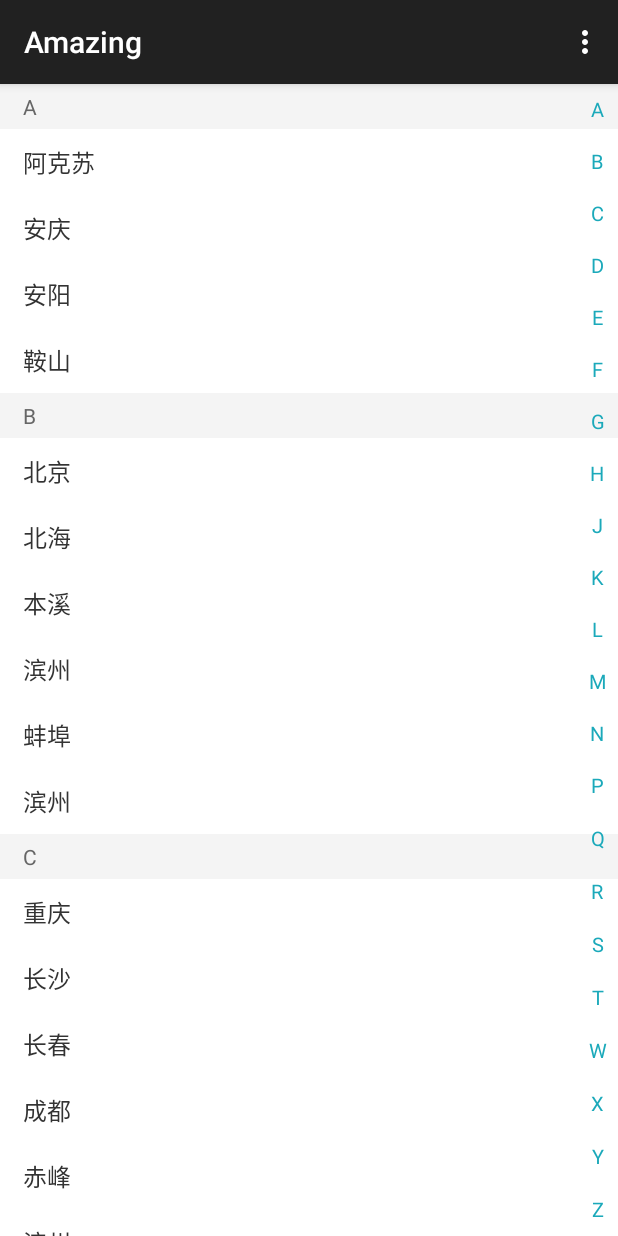
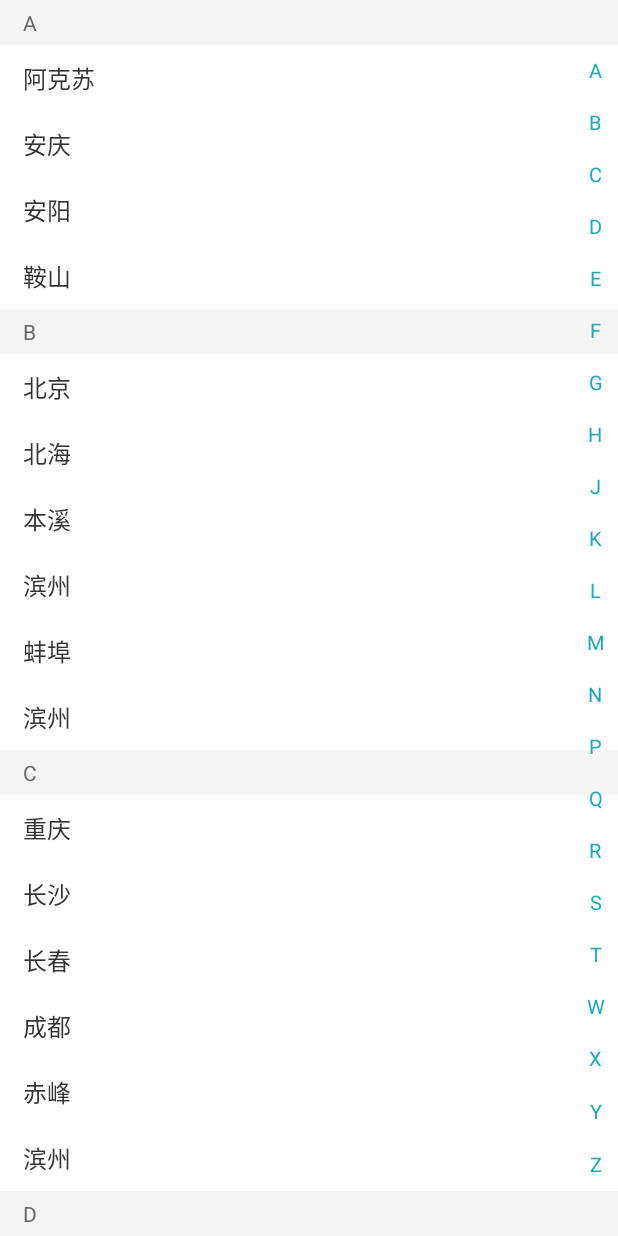
Before and after one commit to lalozhang/Amazing, an Android app: the screen it shows after launch (MainActivity), on a phone screen of 412 x 824 dp. Run offline under Robolectric (Android 15) with nearby library versions, the phone set to English and light mode, and no system bars.

Commit message:
my SideIndex

```diff
--- a/app/src/main/java/com/amazing/MainActivity.java
+++ b/app/src/main/java/com/amazing/MainActivity.java
@@ -1,38 +1,23 @@
 package com.amazing;
 
-import android.graphics.Rect;
-import android.support.v7.app.ActionBarActivity;
+import android.app.Activity;
 import android.os.Bundle;
 import android.util.Pair;
-import android.util.TypedValue;
-import android.view.Gravity;
 import android.view.LayoutInflater;
-import android.view.Menu;
-import android.view.MenuItem;
-import android.view.MotionEvent;
-import android.view.TouchDelegate;
-import android.view.ViewGroup;
 import android.view.ViewTreeObserver;
-import android.widget.LinearLayout;
 import android.widget.RelativeLayout;
-import android.widget.TextView;
-
 import com.amazing.adapters.ItemAdapter;
-import android.widget.LinearLayout.LayoutParams;
 import com.amazing.view.AmazingListView;
-
+import com.amazing.view.SideIndex;
 import java.util.ArrayList;
 import java.util.Arrays;
 import java.util.List;
 
-
-public class MainActivity extends ActionBarActivity {
+public class MainActivity extends Activity {
     private RelativeLayout rlMain;
     private AmazingListView listView;
     private ItemAdapter itemAdapter;
-    private LinearLayout sideIndex;
-    private int sideHeight;
-    private int heightPerItem;
+    private SideIndex sideIndex;
 
     @Override
     protected void onCreate(Bundle savedInstanceState) {
@@ -44,44 +29,14 @@ public class MainActivity extends ActionBarActivity {
         listView.setPinnedHeaderView(LayoutInflater.from(this).inflate(R.layout.item_header,listView,false));
         itemAdapter=new ItemAdapter(this,getCityData());
         listView.setAdapter(itemAdapter);
-        sideIndex= (LinearLayout) findViewById(R.id.sideIndex);
+        sideIndex= (SideIndex) findViewById(R.id.sideIndex);
         rlMain.getViewTreeObserver().addOnGlobalLayoutListener(new ViewTreeObserver.OnGlobalLayoutListener() {
             public void onGlobalLayout() {
-                genIndexBar();
+                sideIndex.genIndexBar(MainActivity.this,listView,0xff1ba9ba,13);
                 rlMain.getViewTreeObserver().removeGlobalOnLayoutListener(this);
             }
         });
 
-    }
-
-    private void genIndexBar(){
-        sideHeight=sideIndex.getHeight();
-        sideIndex.removeAllViews();
-        List<Pair<String, List<String>>> data = itemAdapter.getData();
-        for(int i=0;i<data.size();i++){
-            TextView tmpTV = new TextView(this);
-            String tmpLetter = data.get(i).first;
-            tmpTV.setText(tmpLetter);
-            tmpTV.setGravity(Gravity.CENTER);
-            tmpTV.setTextColor(0xff1ba9ba);
-            tmpTV.setTextSize(TypedValue.COMPLEX_UNIT_DIP, 13);
-            LayoutParams params = new LayoutParams(-1, LayoutParams.WRAP_CONTENT, 1);
-            tmpTV.setLayoutParams(params);
-            sideIndex.addView(tmpTV);
-        }
-
-        if (itemAdapter.getData().size() > 0) {
-            heightPerItem = sideHeight / sideIndex.getChildCount();
-            sideIndex.setTouchDelegate(new TouchDelegate(new Rect(), sideIndex) {
-                @Override
-                public boolean onTouchEvent(MotionEvent event) {
-                    int index = (int) (event.getY() / heightPerItem);
-                    int position = itemAdapter.getPositionForSection(index);
-                    listView.setSelection(position);
-                    return true;
-                }
-            });
-        }
     }
 
     private List<Pair<String,List<String>>> getCityData(){
@@ -104,10 +59,10 @@ public class MainActivity extends ActionBarActivity {
         String[] arrR=new String[]{"日照","饶阳"};
         String[] arrS=new String[]{"苏州","上海","三亚","汕头"};
         String[] arrT=new String[]{"天津","通辽","吐鲁番"};
-        String[] arrW=new String[]{"威海","无锡","武汉"};
-        String[] arrX=new String[]{"西安","西宁","襄阳","新乡","盱眙"};
-        String[] arrY=new String[]{"烟台","扬州","伊犁","延安","雅安"};
-        String[] arrZ=new String[]{"张家界","枣庄","庄河","驻马店"};
+        String[] arrW=new String[]{"威海","无锡","武汉","吴中","万州","芜湖","武昌"};
+        String[] arrX=new String[]{"西安","西宁","襄阳","新乡","盱眙","兴城","邢台","西昌","锡林郭勒"};
+        String[] arrY=new String[]{"烟台","扬州","伊犁","延安","雅安","雁荡山","沂蒙山","宜兴","银川"};
+        String[] arrZ=new String[]{"张家界","枣庄","庄河","驻马店","漳州","张家港","张家口","涿州","郑州","湛江","肇庆","珠海","遵义","舟山","张掖","中卫"};
         List<String> listA = Arrays.asList(arrA);
         List<String> listB = Arrays.asList(arrB);
         List<String> listC = Arrays.asList(arrC);
@@ -150,33 +105,11 @@ public class MainActivity extends ActionBarActivity {
         data.add(new Pair("S",listS));
         data.add(new Pair("T",listT));
         data.add(new Pair("W",listW));
-
         data.add(new Pair("X",listX));
-
         data.add(new Pair("Y",listY));
         data.add(new Pair("Z",listZ));
         return data;
     }
 
-    @Override
-    public boolean onCreateOptionsMenu(Menu menu) {
-        // Inflate the menu; this adds items to the action bar if it is present.
-        getMenuInflater().inflate(R.menu.menu_main, menu);
-        return true;
-    }
 
-    @Override
-    public boolean onOptionsItemSelected(MenuItem item) {
-        // Handle action bar item clicks here. The action bar will
-        // automatically handle clicks on the Home/Up button, so long
-        // as you specify a parent activity in AndroidManifest.xml.
-        int id = item.getItemId();
-
-        //noinspection SimplifiableIfStatement
-        if (id == R.id.action_settings) {
-            return true;
-        }
-
-        return super.onOptionsItemSelected(item);
-    }
 }
--- /dev/null
+++ b/app/src/main/java/com/amazing/view/SideIndex.java
@@ -0,0 +1,64 @@
+package com.amazing.view;
+
+import android.content.Context;
+import android.graphics.Rect;
+import android.util.AttributeSet;
+import android.util.Pair;
+import android.util.TypedValue;
+import android.view.Gravity;
+import android.view.MotionEvent;
+import android.view.TouchDelegate;
+import android.widget.LinearLayout;
+import android.widget.TextView;
+
+import java.util.List;
+
+/**
+ * Created by lalo.zhang on 2015/8/28.
+ */
+public class SideIndex extends LinearLayout {
+
+    private int sideHeight;
+    private float heightPerItem;
+
+    public SideIndex(Context context, AttributeSet attrs) {
+        super(context, attrs);
+        setOrientation(LinearLayout.VERTICAL);
+    }
+
+    public SideIndex(Context context) {
+        super(context);
+        setOrientation(LinearLayout.VERTICAL);
+    }
+
+
+    public void genIndexBar(Context context,final AmazingListView amazingListView,int letterColor,int textSize) {
+        sideHeight = this.getHeight();
+        this.removeAllViews();
+        List<Pair<String, List<Object>>> data = amazingListView.getAdapter().getData();
+        for (int i = 0; i < data.size(); i++) {
+            TextView tmpTV = new TextView(context);
+            String tmpLetter = data.get(i).first;
+            tmpTV.setText(tmpLetter);
+            tmpTV.setGravity(Gravity.CENTER);
+            tmpTV.setTextColor(letterColor);
+            tmpTV.setTextSize(TypedValue.COMPLEX_UNIT_DIP, textSize);
+            LayoutParams params = new LayoutParams(-1, LayoutParams.WRAP_CONTENT, 1);
+            tmpTV.setLayoutParams(params);
+            this.addView(tmpTV);
+        }
+
+        if (amazingListView.getAdapter().getData().size() > 0) {
+            heightPerItem = sideHeight / this.getChildCount();
+            this.setTouchDelegate(new TouchDelegate(new Rect(), this) {
+                @Override
+                public boolean onTouchEvent(MotionEvent event) {
+                    int index = (int) (event.getY() / heightPerItem);
+                    int position = amazingListView.getAdapter().getPositionForSection(index);
+                    amazingListView.setSelection(position);
+                    return true;
+                }
+            });
+        }
+    }
+}
--- a/app/src/main/res/layout/activity_main.xml
+++ b/app/src/main/res/layout/activity_main.xml
@@ -13,11 +13,13 @@
         android:dividerHeight="0dp"
         android:cacheColorHint="#00000000"
         />
-    <LinearLayout
+    <com.amazing.view.SideIndex
+        android:layout_marginTop="30dp"
+        android:layout_marginBottom="30dp"
         android:id="@+id/sideIndex"
-        android:layout_width="28dp"
+        android:layout_width="30dp"
         android:layout_height="match_parent"
-        android:orientation="vertical"
         android:layout_centerVertical="true"
-        android:layout_alignParentRight="true"/>
+        android:layout_alignParentRight="true"
+        android:scrollbars="none"/>
 </RelativeLayout>
```
Also changed, not shown: 1 other file.
